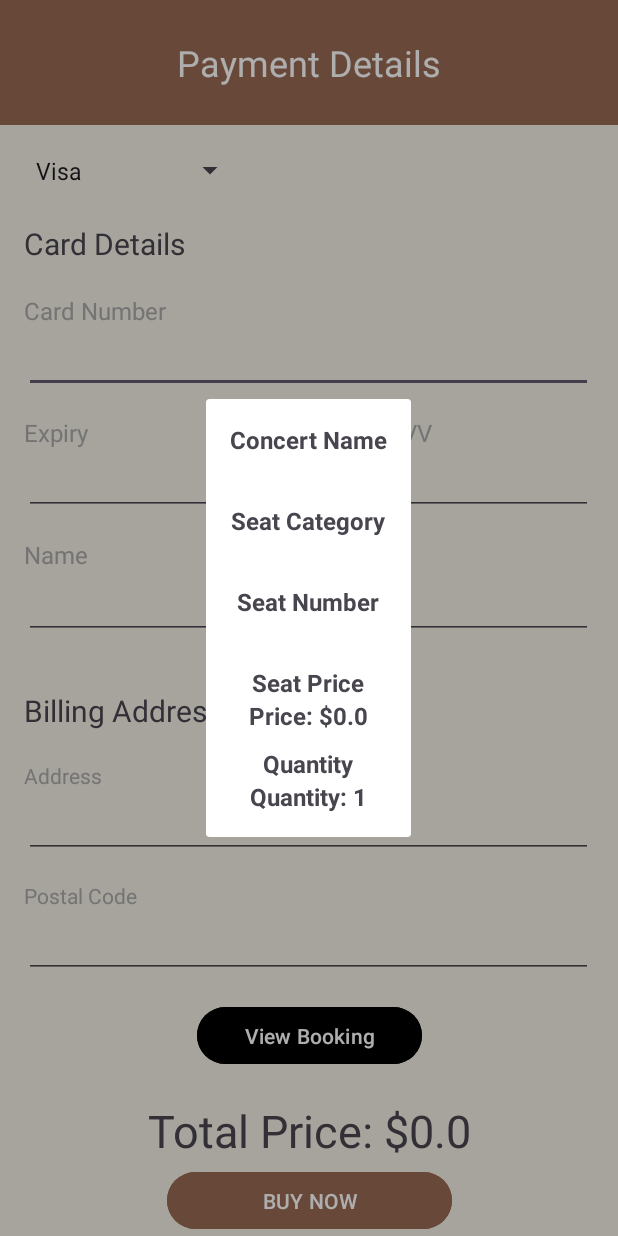
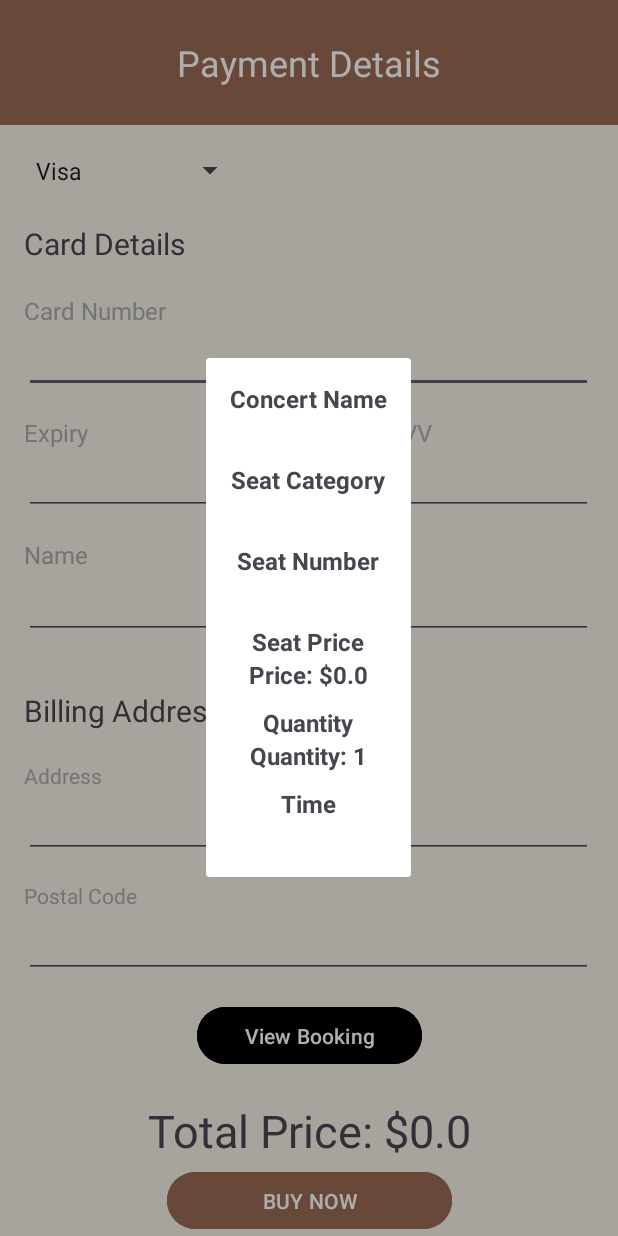
Before and after one commit to emery97/MAD24_P02_Team3, an Android app: the payment screen opened directly, with no data from a screen before it, after a tap on "View Booking", on a phone screen of 412 x 824 dp. Run offline under Robolectric (Android 15) with nearby library versions, the phone set to English and light mode, and no system bars; our stand-ins replace Firebase (no records; nobody signed in at launch, a user with empty details on screens opened directly), Volley; Roboto replaces fonts that are not available here.

Commit message:
(YC) Added purchase time and event time to sort the booking history

```diff
--- a/app/src/main/java/sg/edu/np/mad/TicketFinder/BuyTicket.java
+++ b/app/src/main/java/sg/edu/np/mad/TicketFinder/BuyTicket.java
@@ -155,6 +155,7 @@ public class BuyTicket extends AppCompatActivity {
                 int quantity = Integer.parseInt(quantityText);
                 // Calculate total price
                 double totalPrice = seatPrice * quantity;
+                String eventTiming = getIntent().getStringExtra("eventTiming");
                 // Create intent to start payment activity
                 Intent intent = new Intent(BuyTicket.this, payment.class);
                 intent.putExtra("concertName", concertName);
@@ -162,6 +163,7 @@ public class BuyTicket extends AppCompatActivity {
                 intent.putExtra("seatCategory", selectedSeatCategory);
                 intent.putExtra("seatNumber", selectedSeatNumber);
                 intent.putExtra("quantity", quantity);
+                intent.putExtra("eventTiming",eventTiming);
                 startActivity(intent);
             }
         });
--- a/app/src/main/java/sg/edu/np/mad/TicketFinder/EventDetails.java
+++ b/app/src/main/java/sg/edu/np/mad/TicketFinder/EventDetails.java
@@ -131,6 +131,7 @@ public class EventDetails extends AppCompatActivity {
                 if (eventForTitle[0] != null){
                     // Pass the event title to the BuyTicket activity
                     intent.putExtra("eventTitle", eventForTitle[0].getTitle());
+                    intent.putExtra("eventTiming", eventForTitle[0].getDate().format(DateTimeFormatter.ofPattern("dd LLLL yyyy")) + ", " + eventForTitle[0].getTime());
                 }else{
                     Log.d("buyTicketsButton", "eventObj is null");
                 }
--- a/app/src/main/java/sg/edu/np/mad/TicketFinder/payment.java
+++ b/app/src/main/java/sg/edu/np/mad/TicketFinder/payment.java
@@ -34,6 +34,7 @@ import com.android.volley.Response;
 import com.android.volley.VolleyError;
 import com.android.volley.toolbox.StringRequest;
 import com.android.volley.toolbox.Volley;
+import com.google.firebase.firestore.FieldValue;
 import com.google.firebase.firestore.FirebaseFirestore;
 
 import org.json.JSONException;
@@ -192,6 +193,7 @@ public class payment extends AppCompatActivity {
         String seatNumber = getIntent().getStringExtra("seatNumber");
         int quantity = getIntent().getIntExtra("quantity", 1);
         String paymentMethod = paymentmethod.getSelectedItem().toString();
+        String Time = getIntent().getStringExtra("eventTiming");
 
         // Create booking details map
         Map<String, Object> bookingDetails = new HashMap<>();
@@ -203,6 +205,8 @@ public class payment extends AppCompatActivity {
         bookingDetails.put("Quantity", quantity);
         bookingDetails.put("PaymentMethod", paymentMethod);
         bookingDetails.put("ConcertTitle",concertName);
+        bookingDetails.put("EventTime", Time);
+        bookingDetails.put("PurchaseTime", FieldValue.serverTimestamp());
 
         // Add booking details to Firestore
         db.collection("BookingDetails").add(bookingDetails)
@@ -270,6 +274,7 @@ public class payment extends AppCompatActivity {
         String seatCategory = getIntent().getStringExtra("seatCategory");
         String seatNumber = getIntent().getStringExtra("seatNumber");
         int quantity = getIntent().getIntExtra("quantity", 1);
+        String eventTiming = getIntent().getStringExtra("eventTiming");
 
         // Create and show booking details dialog
         Dialog dialog = new Dialog(payment.this);
@@ -281,6 +286,7 @@ public class payment extends AppCompatActivity {
         TextView numberText = dialog.findViewById(R.id.numberText);
         TextView priceText = dialog.findViewById(R.id.priceText);
         TextView quantityText = dialog.findViewById(R.id.quantityText);
+        TextView timingText = dialog.findViewById(R.id.timingText);
 
         // Set booking details in the dialog
         concertText.setText(concertName);
@@ -288,7 +294,7 @@ public class payment extends AppCompatActivity {
         numberText.setText(seatNumber);
         priceText.setText("Price: $" + totalPrice);
         quantityText.setText("Quantity: " + quantity);
-
+        timingText.setText(eventTiming);
         dialog.show();
     }
 }
--- a/app/src/main/res/layout/bookingdetails.xml
+++ b/app/src/main/res/layout/bookingdetails.xml
@@ -93,4 +93,22 @@
         android:textSize="16sp"
         android:textStyle="bold" />
 
+    <TextView
+        android:id="@+id/timingLabel"
+        android:layout_width="match_parent"
+        android:layout_height="wrap_content"
+        android:layout_marginTop="10sp"
+        android:gravity="center_horizontal"
+        android:text="Time"
+        android:textSize="16sp"
+        android:textStyle="bold" />
+
+    <TextView
+        android:id="@+id/timingText"
+        android:layout_width="match_parent"
+        android:layout_height="wrap_content"
+        android:gravity="center_horizontal"
+        android:textSize="16sp"
+        android:textStyle="bold" />
+
 </LinearLayout>
```
Also changed, not shown: app/src/main/java/sg/edu/np/mad/TicketFinder/BookingDetails.java (+24 -1 lines), app/src/main/java/sg/edu/np/mad/TicketFinder/BookingDetailsAdapter.java (+5 -11 lines), app/src/main/java/sg/edu/np/mad/TicketFinder/BookingHistoryDetails.java (+35 -1 lines), app/src/main/res/layout/booking_details_item.xml (+13 -2 lines).
